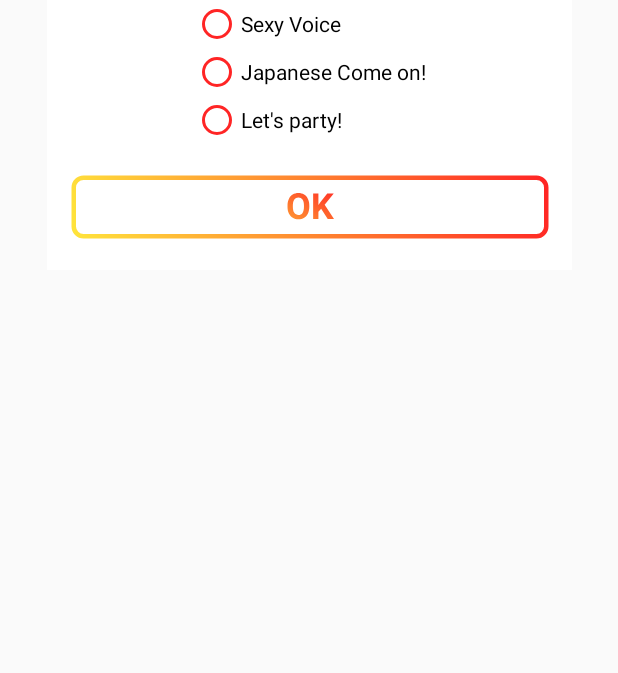
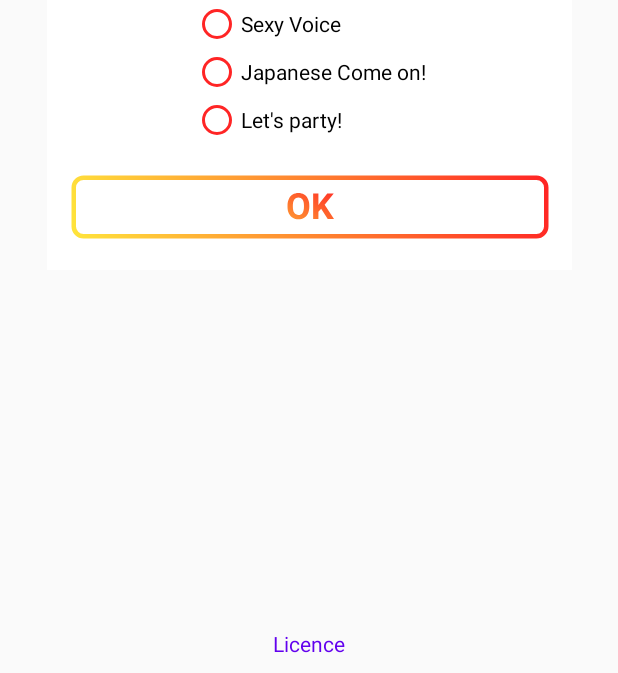
Before and after one commit to mii-chang/DJHorn, an Android app: the fragment SettingsDialogFragment shown on its own in the app's theme, on a phone screen of 412 x 824 dp, the part 563-1236 px from its top. Run offline under Robolectric (Android 15) with nearby library versions, the phone set to English and light mode, and no system bars; our stand-ins replace data binding.

Commit message:
add licence

```diff
--- a/app/src/main/res/layout/fragment_settings_dialog.xml
+++ b/app/src/main/res/layout/fragment_settings_dialog.xml
@@ -88,6 +88,17 @@
                     app:layout_constraintTop_toBottomOf="@id/radio_group"
                     app:layout_constraintVertical_chainStyle="packed" />
             </androidx.constraintlayout.widget.ConstraintLayout>
+
+            <TextView
+                android:id="@+id/licence_button"
+                android:layout_width="wrap_content"
+                android:layout_height="wrap_content"
+                android:layout_marginBottom="10dp"
+                android:text="Licence"
+                android:textColor="@color/colorPrimary"
+                app:layout_constraintBottom_toBottomOf="parent"
+                app:layout_constraintEnd_toEndOf="parent"
+                app:layout_constraintStart_toStartOf="parent" />
         </androidx.constraintlayout.widget.ConstraintLayout>
     </FrameLayout>
 </layout>
```
Also changed, not shown: app/src/main/java/com/miichang/djhorn/LicenceFragment.kt (added, +30 -0 lines), app/src/main/java/com/miichang/djhorn/SettingsDialogFragment.kt (+11 -0 lines), app/src/main/res/layout/fragment_licence.xml (added, +46 -0 lines), app/src/main/res/values/strings.xml (+12 -0 lines).
